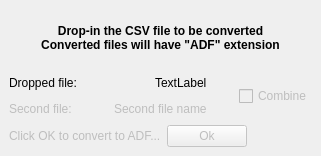
Before: the Qt Designer form mainwindow.ui in max-privato/VisBlueCSV, drawn with Qt 5.
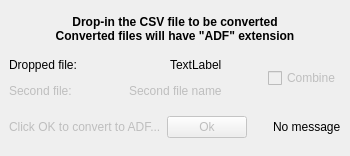
After: the same form once the commit is applied.

Commit message: Corrected bug implying bas combine when the first file did not start at midnight

Diff of the .ui file:
```diff
--- a/mainwindow.ui
+++ b/mainwindow.ui
@@ -6,7 +6,7 @@
    <rect>
     <x>0</x>
     <y>0</y>
-    <width>321</width>
+    <width>350</width>
     <height>156</height>
    </rect>
   </property>
@@ -164,6 +164,13 @@
         </property>
        </spacer>
       </item>
+      <item>
+       <widget class="QLabel" name="messageLbl">
+        <property name="text">
+         <string>No message</string>
+        </property>
+       </widget>
+      </item>
      </layout>
     </item>
    </layout>
```
The commit also changes 1 other file.
